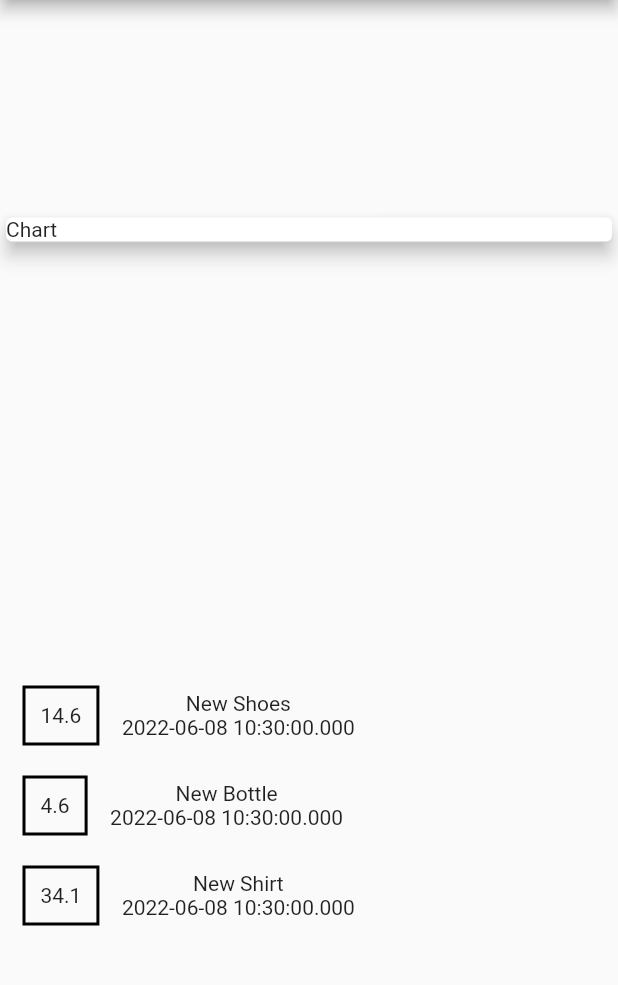
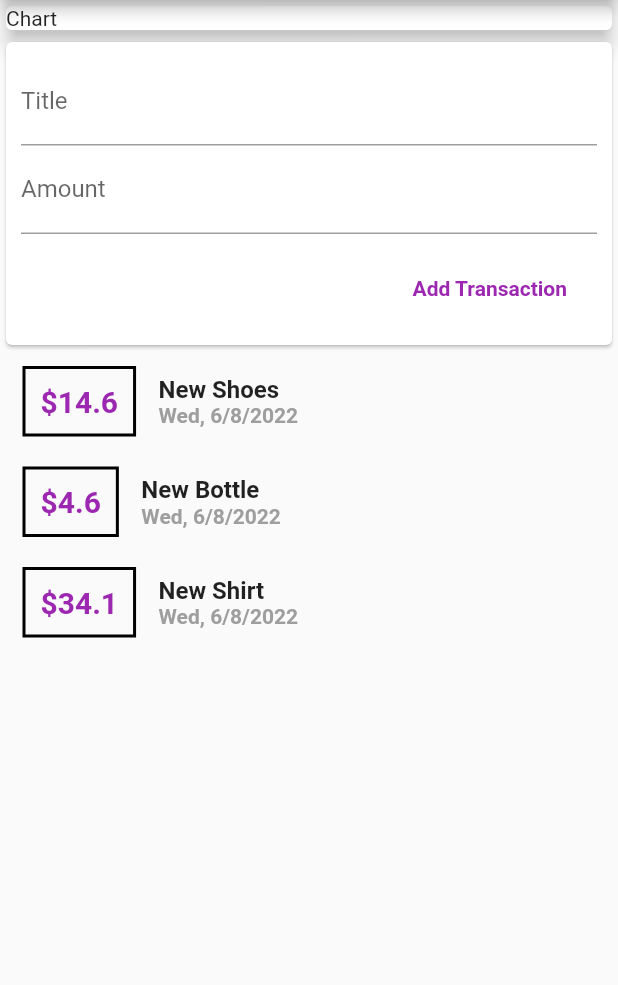
Before and after one commit to mzbudi/Flutter-Expense-Planner, a Flutter app: the screen it shows after launch, on a phone screen of 412 x 824 dp, the part 84-1069 px from its top. Run offline on Flutter 3.47's test engine with Material 2 defaults, Android fonts, the phone set to English and light mode, and no system bars.

Commit message:
add : form transaction

```diff
--- a/lib/main.dart
+++ b/lib/main.dart
@@ -1,6 +1,7 @@
 import 'package:expense_planner/transaction.dart';
 import 'package:flutter/material.dart';
 import './transaction.dart';
+import 'package:intl/intl.dart';
 
 void main() {
   runApp(Home());
@@ -26,7 +27,6 @@ class Home extends StatelessWidget {
             title: const Text("Expense Planner"),
           ),
           body: Column(
-            mainAxisAlignment: MainAxisAlignment.spaceAround,
             crossAxisAlignment: CrossAxisAlignment.stretch,
             children: [
               Container(
@@ -36,8 +36,37 @@ class Home extends StatelessWidget {
                   elevation: 5,
                 ),
               ),
+              Card(
+                child: Container(
+                  padding: const EdgeInsets.all(10),
+                  child: Column(
+                    crossAxisAlignment: CrossAxisAlignment.end,
+                    children: [
+                      const TextField(
+                        decoration: InputDecoration(labelText: "Title"),
+                      ),
+                      const TextField(
+                        decoration: InputDecoration(labelText: "Amount"),
+                      ),
+                      Container(
+                        margin: const EdgeInsets.only(top: 8),
+                        child: TextButton(
+                          onPressed: () {},
+                          style: ButtonStyle(
+                              padding: MaterialStateProperty.all(
+                                  const EdgeInsets.all(20))),
+                          child: const Text("Add Transaction",
+                              style: TextStyle(
+                                  color: Colors.purple,
+                                  fontWeight: FontWeight.bold)),
+                        ),
+                      )
+                    ],
+                  ),
+                ),
+              ),
               Column(
-                children: transactions.map((item) {
+                children: transactions.map((tx) {
                   return Row(
                     children: [
                       Container(
@@ -46,12 +75,26 @@ class Home extends StatelessWidget {
                         decoration: BoxDecoration(
                             border: Border.all(color: Colors.black, width: 2)),
                         padding: const EdgeInsets.all(10),
-                        child: Text(item.amount.toString()),
+                        child: Text("\$${tx.amount}",
+                            style: const TextStyle(
+                                fontWeight: FontWeight.bold,
+                                fontSize: 20,
+                                color: Colors.purple)),
                       ),
                       Column(
+                        crossAxisAlignment: CrossAxisAlignment.start,
                         children: [
-                          Text(item.title),
-                          Text(item.date.toString())
+                          Text(
+                            tx.title,
+                            style: const TextStyle(
+                                fontWeight: FontWeight.bold, fontSize: 16),
+                          ),
+                          Text(
+                            DateFormat.yMEd().format(tx.date),
+                            style: const TextStyle(
+                                fontWeight: FontWeight.bold,
+                                color: Colors.grey),
+                          )
                         ],
                       )
                     ],
--- a/pubspec.yaml
+++ b/pubspec.yaml
@@ -34,6 +34,7 @@ dependencies:
   # The following adds the Cupertino Icons font to your application.
   # Use with the CupertinoIcons class for iOS style icons.
   cupertino_icons: ^1.0.2
+  intl: ^0.17.0
 
 dev_dependencies:
   flutter_test:
```
Also changed, not shown: pubspec.lock.
